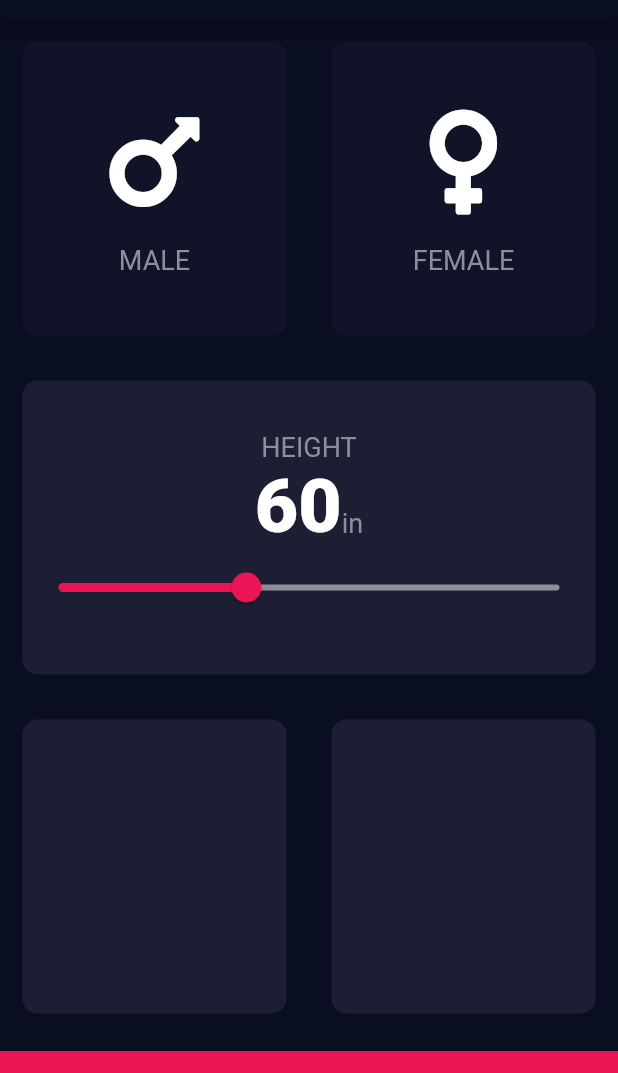
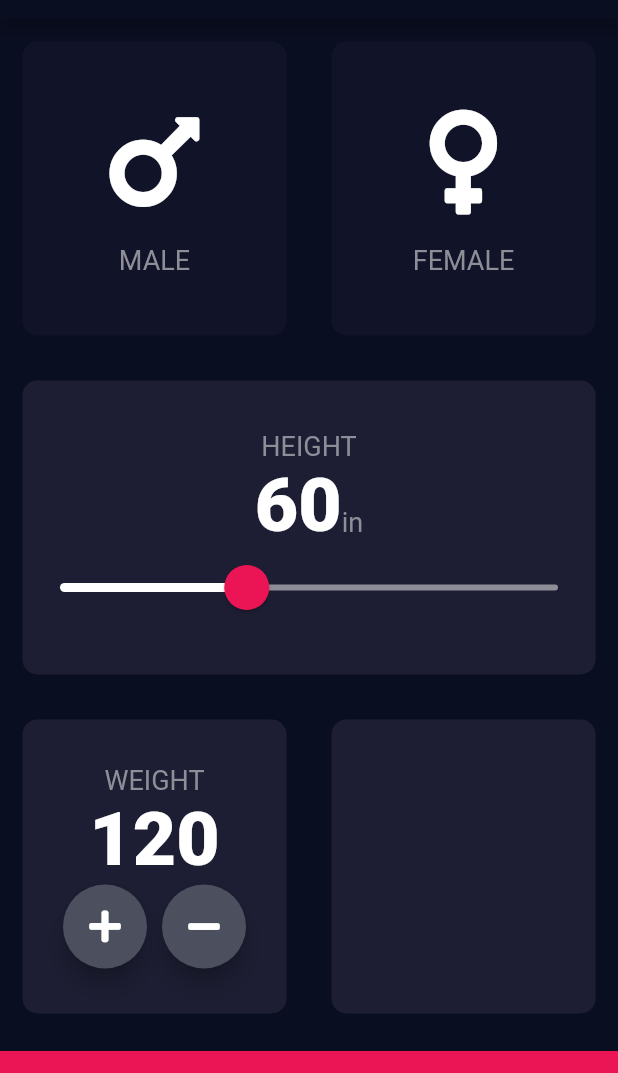
Before and after one commit to rgarbi/flutter_course_first_app, a Flutter app: the screen it shows after launch, on a phone screen of 412 x 824 dp, the part 65-1138 px from its top. Run offline on Flutter 3.47's test engine with Material 2 defaults, Android fonts, the phone set to English and light mode, and no system bars; our stand-ins replace audioplayers, font_awesome_flutter, rflutter_alert.

Commit message:
build a new button

```diff
--- a/bmi_calculator/lib/input_page.dart
+++ b/bmi_calculator/lib/input_page.dart
@@ -17,6 +17,7 @@ enum Gender {
 
 class _InputPageState extends State<InputPage> {
   int height = 60;
+  int weight = 120;
 
   bool isMaleButtonActive = false;
   bool isFemaleButtonActive = false;
@@ -111,17 +112,27 @@ class _InputPageState extends State<InputPage> {
                               ),
                             ],
                           ),
-                          Slider(
+                          SliderTheme(
+                            data: SliderTheme.of(context).copyWith(
+                              inactiveTrackColor: Color(0xFF8D8E98),
+                              activeTrackColor: Colors.white,
+                              overlayColor: Color(0x29EB1555),
+                              thumbColor: Color(0xFFEB1555),
+                              thumbShape:
+                              RoundSliderThumbShape(enabledThumbRadius: 15),
+                              overlayShape:
+                              RoundSliderOverlayShape(overlayRadius: 25),
+                            ),
+                            child: Slider(
                               value: height.toDouble(),
                               min: 24.0,
                               max: 120.0,
-                            activeColor: Color(0xFFEB1555),
-                            inactiveColor: Color(0xFF8D8E98),
                               onChanged: (double newValue) {
                                 setState(() {
                                   height = newValue.round();
                                 });
                               },
+                            ),
                           ),
                         ],
                       ),
@@ -137,6 +148,43 @@ class _InputPageState extends State<InputPage> {
                     child: ReusableCard(
                       onTapFunction: () {},
                       isActive: true,
+                      child: Column(
+                        mainAxisAlignment: MainAxisAlignment.center,
+                        children: <Widget>[
+                          Text(
+                            'WEIGHT',
+                            style: kLabelTextStyle,
+                          ),
+                          Text(
+                            weight.toString(),
+                            style: kLargeTextStyle,
+                          ),
+                          Row(
+                            mainAxisAlignment: MainAxisAlignment.center,
+                            children: [
+                              RoundIconButton(
+                                icon: FontAwesomeIcons.plus,
+                                onPressed: () {
+                                  setState(() {
+                                    ++weight;
+                                  });
+                                },
+                              ),
+                              SizedBox(
+                                width: 10.0,
+                              ),
+                              RoundIconButton(
+                                icon: FontAwesomeIcons.minus,
+                                onPressed: () {
+                                  setState(() {
+                                    --weight;
+                                  });
+                                },
+                              ),
+                            ],
+                          ),
+                        ],
+                      ),
                     ),
                   ),
                   Expanded(
@@ -160,3 +208,22 @@ class _InputPageState extends State<InputPage> {
     );
   }
 }
+
+class RoundIconButton extends StatelessWidget {
+  final IconData icon;
+  final Function onPressed;
+
+  RoundIconButton({this.icon, this.onPressed});
+
+  @override
+  Widget build(BuildContext context) {
+    return RawMaterialButton(
+      onPressed: onPressed,
+      shape: CircleBorder(),
+      fillColor: Color(0xFF4C4F5E),
+      constraints: BoxConstraints.tightFor(width: 56.0, height: 56.0),
+      elevation: 6.0,
+      child: Icon(icon),
+    );
+  }
+}
```
Lines whose indentation alone changed are shown as unchanged.
